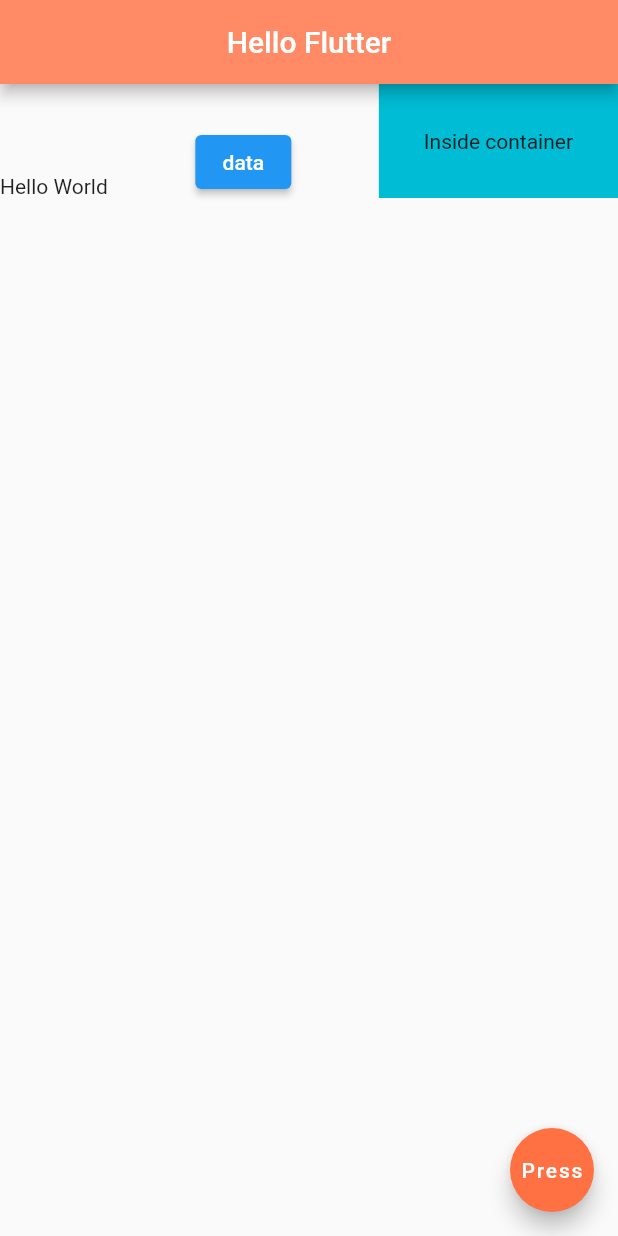
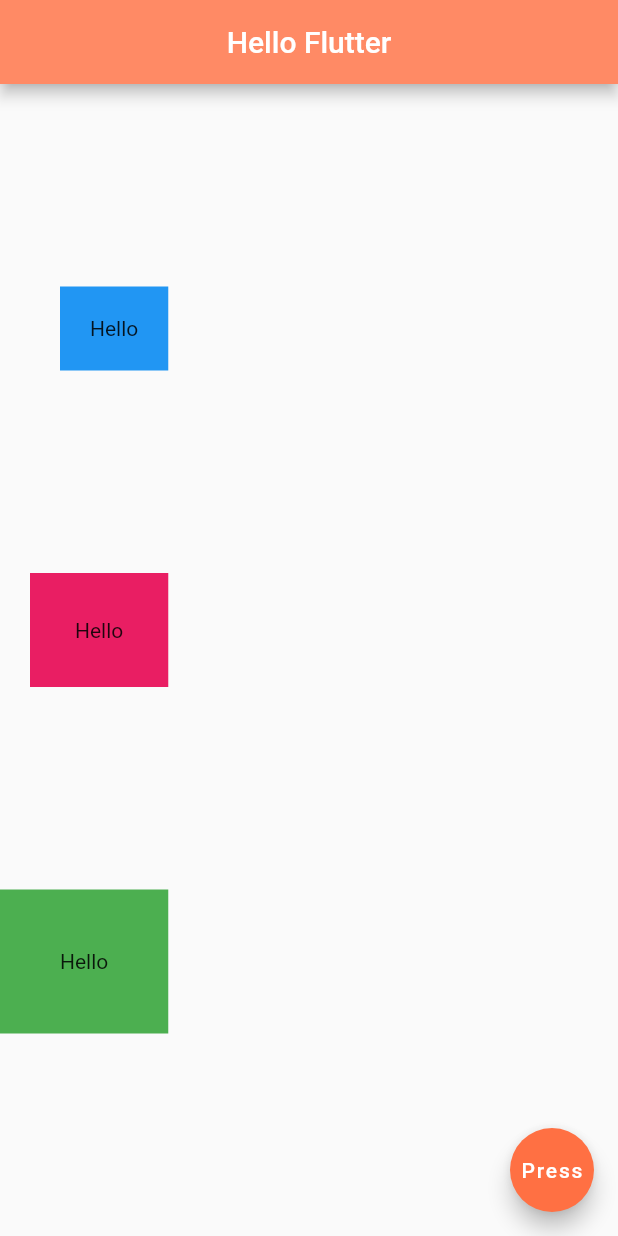
Before and after one commit to ade3l/Hello-Flutter, a Flutter app: the screen it shows after launch, on a phone screen of 412 x 824 dp. Run offline on Flutter 3.47's test engine with Material 2 defaults, Android fonts, the phone set to English and light mode, and no system bars.

Commit message:
Column added

```diff
--- a/lib/main.dart
+++ b/lib/main.dart
@@ -18,17 +18,28 @@ class Home extends StatelessWidget {
         centerTitle: true,
         backgroundColor: Colors.deepOrange[300],
       ),
-      body:   Row(
-        mainAxisAlignment: MainAxisAlignment.spaceBetween,
+      body:   Column(
+        mainAxisAlignment: MainAxisAlignment.spaceEvenly,
         crossAxisAlignment: CrossAxisAlignment.end,
         children: <Widget>[
-          Text("Hello World"),
-          ElevatedButton(onPressed: (){}, child: Text("data"),),
           Container(
-            color:Colors.cyan,
-            padding: EdgeInsets.all(30.0),
-            child: Text("Inside container"),
-          )
+            padding:EdgeInsets.all(20.0),
+            color:Colors.blue,
+            child: Text("Hello"),
+
+          ),
+          Container(
+            padding:EdgeInsets.all(30.0),
+            color:Colors.pink,
+            child: Text("Hello"),
+
+          ),
+          Container(
+            padding:EdgeInsets.all(40.0),
+            color:Colors.green,
+            child: Text("Hello"),
+
+          ),
         ],
       ),
       floatingActionButton: FloatingActionButton(
```
